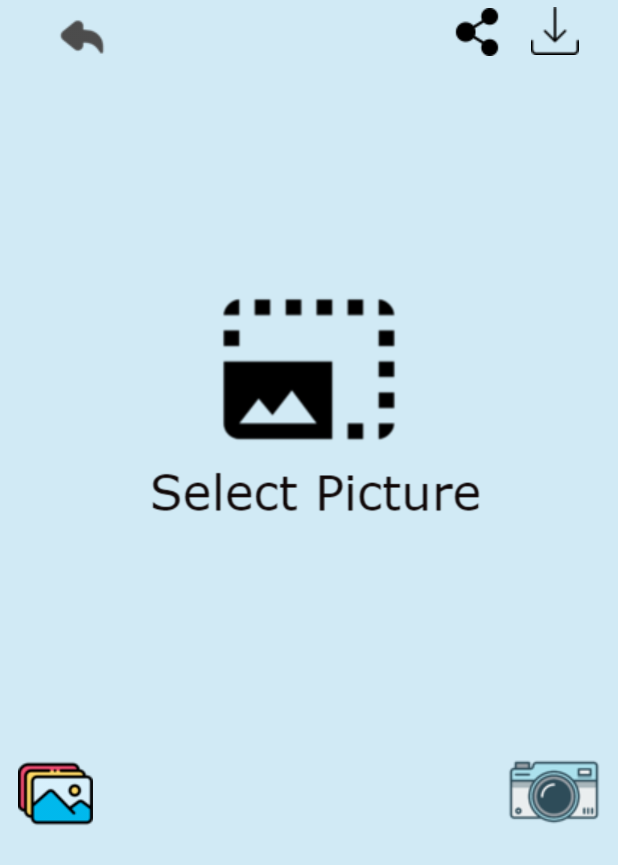
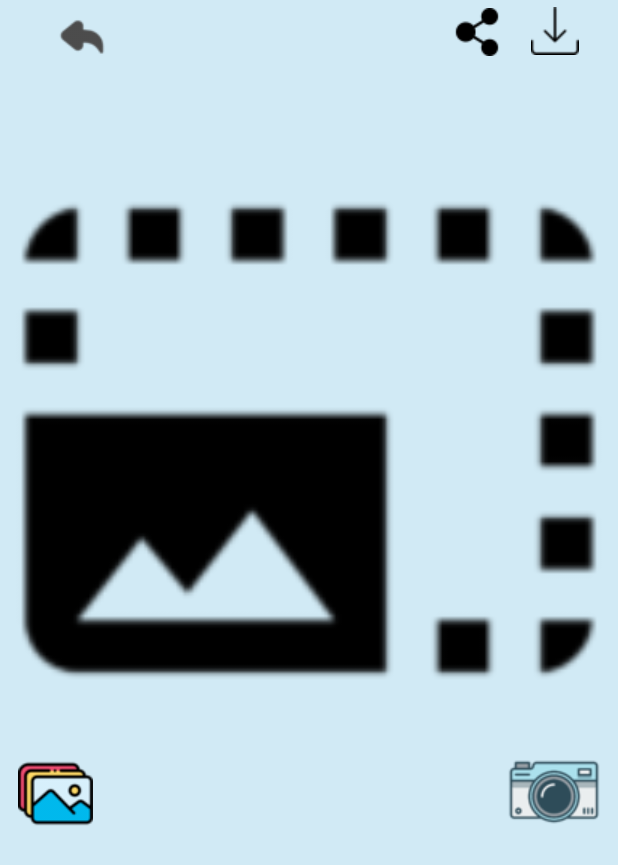
Before and after one commit to imtfam/Lips_masterV3, an Android app: the layout activity_process.xml on its own in the app's theme, with its tools: preview values and no code run, on a phone screen of 412 x 824 dp. Shown: the top 865 px of the screen. Run offline under Robolectric (Android 15) with nearby library versions, the phone set to English and light mode, and no system bars; plain views replace TouchImageView.

Commit message:
Update 3/11/2564 16.22

```diff
--- a/app/src/main/res/layout/activity_process.xml
+++ b/app/src/main/res/layout/activity_process.xml
@@ -64,7 +64,8 @@
             android:layout_width="match_parent"
             android:layout_height="490dp"
             android:layout_marginEnd="0dp"
-            app:srcCompat="@drawable/selectpicture"/>
+            app:srcCompat="@drawable/selectpicture"
+            tools:srcCompat="@drawable/select_picture" />
 
 
         <ImageButton
```
Also changed, not shown: app/src/main/java/com/example/convertrgbtogray/Process.java (+3 -32 lines).
